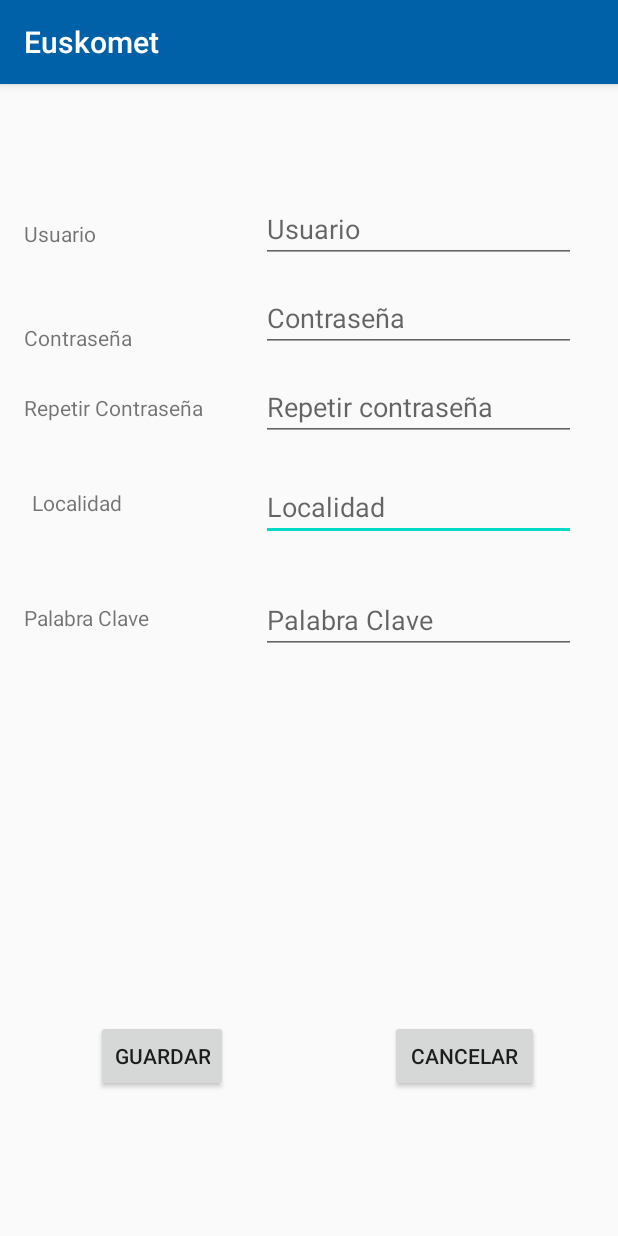
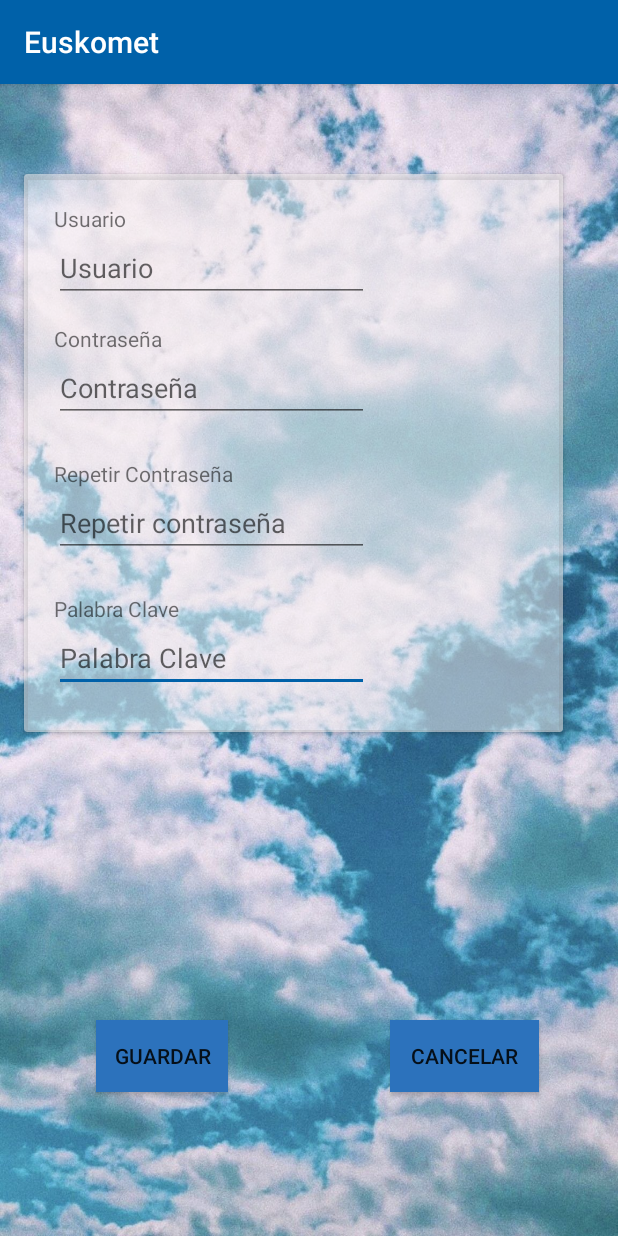
Before and after one commit to MichelleSiranaula/AndroidEthazi, an Android app: the screen it shows after launch (RegistrarUsuario), after a tap on "REGISTRAR", on a phone screen of 412 x 824 dp. Run offline under Robolectric (Android 15) with nearby library versions, the phone set to English and light mode, and no system bars.

Commit message:
Diseño terminado

```diff
--- a/Euskomet/app/src/main/java/com/elorrieta/euskomet/ListaAdapterEspacios.java
+++ b/Euskomet/app/src/main/java/com/elorrieta/euskomet/ListaAdapterEspacios.java
@@ -15,12 +15,10 @@ public class ListaAdapterEspacios extends RecyclerView.Adapter<ListaAdapterEspac
 
     public class MiViewHolder extends RecyclerView.ViewHolder {
         public TextView nombreEspacios;
-        public TextView descripcionEspacios;
 
         public MiViewHolder(View view) {
             super(view);
             nombreEspacios = (TextView) view.findViewById(R.id.tvNombre);
-            descripcionEspacios = (TextView) view.findViewById(R.id.tvDescripcion);
         }
     }
 
@@ -33,7 +31,6 @@ public class ListaAdapterEspacios extends RecyclerView.Adapter<ListaAdapterEspac
     public void onBindViewHolder(@NonNull ListaAdapterEspacios.MiViewHolder holder, int position) {
         EspaciosNaturales e = datosEspacios.get(position);
         holder.nombreEspacios.setText((CharSequence) datosEspacios.get(position).getNombre());
-        holder.descripcionEspacios.setText((CharSequence) datosEspacios.get(position).getDescripcion());
         holder.itemView.setOnClickListener(new View.OnClickListener() {
             @Override
             public void onClick(View v) {
--- a/Euskomet/app/src/main/java/com/elorrieta/euskomet/ListaEspacios.java
+++ b/Euskomet/app/src/main/java/com/elorrieta/euskomet/ListaEspacios.java
@@ -46,7 +46,7 @@ public class ListaEspacios extends AppCompatActivity implements AdapterView.OnIt
     @Override
     protected void onCreate(Bundle savedInstanceState) {
         super.onCreate(savedInstanceState);
-        setContentView(R.layout.activity_lista);
+        setContentView(R.layout.activity_lista_espacios);
 
         spinnerProv = findViewById(R.id.spinnerProv);
         spinnerProv.setOnItemSelectedListener(this);
--- a/Euskomet/app/src/main/java/com/elorrieta/euskomet/Usuarios.java
+++ b/Euskomet/app/src/main/java/com/elorrieta/euskomet/Usuarios.java
@@ -15,7 +15,6 @@ public class Usuarios implements Serializable {
         this.p_clave = p_clave;
         this.cod_usuario = cod_usuario;
     }
-
 
     public String getNombre() {
         return nombre;
--- a/Euskomet/app/src/main/res/layout/activity_info.xml
+++ b/Euskomet/app/src/main/res/layout/activity_info.xml
@@ -60,6 +60,7 @@
             android:layout_marginLeft="80dp"
             android:layout_marginTop="550dp"
             android:text="Historico del lugar"
+            android:background="#2c72bc"
             app:layout_constraintEnd_toEndOf="parent"
             app:layout_constraintTop_toBottomOf="@+id/txtInfoEspacio" />
 
--- a/Euskomet/app/src/main/res/layout/activity_info_espacios.xml
+++ b/Euskomet/app/src/main/res/layout/activity_info_espacios.xml
@@ -60,6 +60,7 @@
             android:layout_marginLeft="80dp"
             android:layout_marginTop="550dp"
             android:text="Historico del lugar"
+            android:background="#2c72bc"
             app:layout_constraintEnd_toEndOf="parent"
             app:layout_constraintTop_toBottomOf="@+id/txtInfoEspacio" />
 
--- a/Euskomet/app/src/main/res/layout/activity_menuprincipal.xml
+++ b/Euskomet/app/src/main/res/layout/activity_menuprincipal.xml
@@ -14,6 +14,7 @@
         android:layout_marginTop="244dp"
         android:onClick="siguienteMuni"
         android:text="Municipios"
+        android:background="#2c72bc"
         app:layout_constraintEnd_toEndOf="parent"
         app:layout_constraintHorizontal_bias="0.497"
         app:layout_constraintStart_toStartOf="parent"
@@ -25,6 +26,7 @@
         android:layout_height="54dp"
         android:layout_marginTop="52dp"
         android:text="Ranking Municipios"
+        android:background="#2c72bc"
         app:layout_constraintEnd_toEndOf="parent"
         app:layout_constraintHorizontal_bias="0.502"
         app:layout_constraintStart_toStartOf="parent"
@@ -35,6 +37,7 @@
         android:layout_width="244dp"
         android:layout_height="54dp"
         android:layout_marginTop="52dp"
+        android:background="#2c72bc"
         android:text="Ranking Espacios Naturales"
         app:layout_constraintEnd_toEndOf="parent"
         app:layout_constraintHorizontal_bias="0.502"
@@ -48,6 +51,7 @@
         android:layout_marginTop="52dp"
         android:onClick="siguienteEspacios"
         android:text="Espacios Naturales"
+        android:background="#2c72bc"
         app:layout_constraintEnd_toEndOf="parent"
         app:layout_constraintHorizontal_bias="0.497"
         app:layout_constraintStart_toStartOf="parent"
--- a/Euskomet/app/src/main/res/layout/activity_registrar_usuario.xml
+++ b/Euskomet/app/src/main/res/layout/activity_registrar_usuario.xml
@@ -4,7 +4,112 @@
     xmlns:tools="http://schemas.android.com/tools"
     android:layout_width="match_parent"
     android:layout_height="match_parent"
+    android:background="@mipmap/nubefondo"
     tools:context=".RegistrarUsuario">
+
+    <androidx.cardview.widget.CardView
+        android:layout_width="359dp"
+        android:layout_height="372dp"
+        android:layout_marginStart="16dp"
+        android:layout_marginTop="60dp"
+        app:cardBackgroundColor="#83F8F3F3"
+        app:layout_constraintStart_toStartOf="parent"
+        app:layout_constraintTop_toTopOf="parent"
+        tools:ignore="MissingConstraints">
+
+        <EditText
+            android:id="@+id/idPClaveTxt"
+            android:layout_width="210dp"
+            android:layout_height="45dp"
+            android:layout_marginStart="20dp"
+            android:layout_marginTop="300dp"
+            android:layout_marginEnd="28dp"
+            android:ems="10"
+            android:hint="Palabra Clave"
+            android:inputType="textPersonName"
+            app:layout_constraintEnd_toEndOf="parent"
+            app:layout_constraintTop_toBottomOf="@+id/idLocalidadText" />
+
+        <TextView
+            android:id="@+id/tvUsuario"
+            android:layout_width="48dp"
+            android:layout_height="19dp"
+            android:layout_marginStart="20dp"
+            android:layout_marginTop="20dp"
+            android:text="Usuario"
+            app:layout_constraintStart_toStartOf="parent"
+            app:layout_constraintTop_toTopOf="parent" />
+
+        <EditText
+            android:id="@+id/idUsuarioTxt"
+            android:layout_width="210dp"
+            android:layout_height="45dp"
+            android:layout_marginStart="20dp"
+            android:layout_marginTop="40dp"
+            android:layout_marginEnd="28dp"
+            android:ems="10"
+            android:hint="Usuario"
+            android:inputType="textPersonName"
+            app:layout_constraintEnd_toEndOf="parent"
+            app:layout_constraintTop_toTopOf="parent" />
+
+        <TextView
+            android:id="@+id/tvContraseña"
+            android:layout_width="105dp"
+            android:layout_height="19dp"
+            android:layout_marginStart="20dp"
+            android:layout_marginTop="100dp"
+            android:text="Contraseña"
+            app:layout_constraintStart_toStartOf="parent"
+            app:layout_constraintTop_toBottomOf="@+id/tvUsuario" />
+
+        <EditText
+            android:id="@+id/idContratxt"
+            android:layout_width="210dp"
+            android:layout_height="45dp"
+            android:layout_marginStart="20dp"
+            android:layout_marginTop="120dp"
+            android:layout_marginEnd="28dp"
+            android:ems="10"
+            android:hint="Contraseña"
+            android:inputType="textPassword"
+            app:layout_constraintEnd_toEndOf="parent"
+            app:layout_constraintTop_toBottomOf="@+id/idUsuarioTxt" />
+
+        <TextView
+            android:id="@+id/tvContraseña2"
+            android:layout_width="198dp"
+            android:layout_height="19dp"
+            android:layout_marginStart="20dp"
+            android:layout_marginTop="190dp"
+            android:text="Repetir Contraseña"
+            app:layout_constraintStart_toStartOf="parent"
+            app:layout_constraintTop_toBottomOf="@+id/tvContraseña" />
+
+        <EditText
+            android:id="@+id/idRepetirContraText"
+            android:layout_width="210dp"
+            android:layout_height="45dp"
+            android:layout_marginStart="20dp"
+            android:layout_marginTop="210dp"
+            android:layout_marginEnd="28dp"
+            android:ems="10"
+            android:hint="Repetir contraseña"
+            android:inputType="textPassword"
+            app:layout_constraintEnd_toEndOf="parent"
+            app:layout_constraintTop_toBottomOf="@+id/idContratxt" />
+
+        <TextView
+            android:id="@+id/idPClave"
+            android:layout_width="138dp"
+            android:layout_height="19dp"
+            android:layout_marginStart="20dp"
+            android:layout_marginTop="280dp"
+            android:text="Palabra Clave"
+            app:layout_constraintStart_toStartOf="parent"
+            app:layout_constraintTop_toBottomOf="@+id/textView" />
+
+    </androidx.cardview.widget.CardView>
 
     <Button
         android:id="@+id/button5"
@@ -14,6 +119,7 @@
         android:layout_marginBottom="96dp"
         android:onClick="volver"
         android:text="Cancelar"
+        android:background="#2c72bc"
         app:layout_constraintBottom_toBottomOf="parent"
         app:layout_constraintStart_toStartOf="parent" />
 
@@ -25,117 +131,10 @@
         android:layout_marginBottom="96dp"
         android:onClick="crear"
         android:text="Guardar"
+        android:background="#2c72bc"
         app:layout_constraintBottom_toBottomOf="parent"
         app:layout_constraintEnd_toEndOf="parent" />
 
-    <EditText
-        android:id="@+id/idLocalidadText"
-        android:layout_width="210dp"
-        android:layout_height="45dp"
-        android:layout_marginTop="21dp"
-        android:layout_marginEnd="28dp"
-        android:ems="10"
-        android:hint="Localidad"
-        android:inputType="textPersonName"
-        app:layout_constraintEnd_toEndOf="parent"
-        app:layout_constraintTop_toBottomOf="@+id/idRepetirContraText" />
 
-    <EditText
-        android:id="@+id/idPClaveTxt"
-        android:layout_width="210dp"
-        android:layout_height="45dp"
-        android:layout_marginTop="30dp"
-        android:layout_marginEnd="28dp"
-        android:ems="10"
-        android:hint="Palabra Clave"
-        android:inputType="textPersonName"
-        app:layout_constraintEnd_toEndOf="parent"
-        app:layout_constraintTop_toBottomOf="@+id/idLocalidadText" />
-
-    <TextView
-        android:id="@+id/tvUsuario"
-        android:layout_width="48dp"
-        android:layout_height="19dp"
-        android:layout_marginStart="16dp"
-        android:layout_marginTop="90dp"
-        android:text="Usuario"
-        app:layout_constraintStart_toStartOf="parent"
-        app:layout_constraintTop_toTopOf="parent" />
-
-    <EditText
-        android:id="@+id/idUsuarioTxt"
-        android:layout_width="210dp"
-        android:layout_height="45dp"
-        android:layout_marginTop="74dp"
-        android:layout_marginEnd="28dp"
-        android:ems="10"
-        android:hint="Usuario"
-        android:inputType="textPersonName"
-        app:layout_constraintEnd_toEndOf="parent"
-        app:layout_constraintTop_toTopOf="parent" />
-
-    <TextView
-        android:id="@+id/tvContraseña"
-        android:layout_width="72dp"
-        android:layout_height="19dp"
-        android:layout_marginStart="16dp"
-        android:layout_marginTop="50dp"
-        android:text="Contraseña"
-        app:layout_constraintStart_toStartOf="parent"
-        app:layout_constraintTop_toBottomOf="@+id/tvUsuario" />
-
-    <EditText
-        android:id="@+id/idContratxt"
-        android:layout_width="210dp"
-        android:layout_height="45dp"
-        android:layout_marginTop="14dp"
-        android:layout_marginEnd="28dp"
-        android:ems="10"
-        android:hint="Contraseña"
-        android:inputType="textPassword"
-        app:layout_constraintEnd_toEndOf="parent"
-        app:layout_constraintTop_toBottomOf="@+id/idUsuarioTxt" />
-
-    <TextView
-        android:id="@+id/tvContraseña2"
-        android:layout_width="120dp"
-        android:layout_height="19dp"
-        android:layout_marginStart="16dp"
-        android:layout_marginTop="27dp"
-        android:text="Repetir Contraseña"
-        app:layout_constraintStart_toStartOf="parent"
-        app:layout_constraintTop_toBottomOf="@+id/tvContraseña" />
-
-    <EditText
-        android:id="@+id/idRepetirContraText"
-        android:layout_width="210dp"
-        android:layout_height="45dp"
-        android:layout_marginTop="14dp"
-        android:layout_marginEnd="28dp"
-        android:ems="10"
-        android:hint="Repetir contraseña"
-        android:inputType="textPassword"
-        app:layout_constraintEnd_toEndOf="parent"
-        app:layout_constraintTop_toBottomOf="@+id/idContratxt" />
-
-    <TextView
-        android:id="@+id/textView"
-        android:layout_width="61dp"
-        android:layout_height="19dp"
-        android:layout_marginStart="21dp"
-        android:layout_marginTop="44dp"
-        android:text="Localidad"
-        app:layout_constraintStart_toStartOf="parent"
-        app:layout_constraintTop_toBottomOf="@+id/tvContraseña2" />
-
-    <TextView
-        android:id="@+id/idPClave"
-        android:layout_width="86dp"
-        android:layout_height="19dp"
-        android:layout_marginStart="16dp"
-        android:layout_marginTop="57dp"
-        android:text="Palabra Clave"
-        app:layout_constraintStart_toStartOf="parent"
-        app:layout_constraintTop_toBottomOf="@+id/textView" />
 
 </androidx.constraintlayout.widget.ConstraintLayout>
--- a/Euskomet/app/src/main/res/values/styles.xml
+++ b/Euskomet/app/src/main/res/values/styles.xml
@@ -4,7 +4,7 @@
         <!-- Customize your theme here. -->
         <item name="colorPrimary">#0061a9</item>
         <item name="colorPrimaryDark">#dde3f1</item>
-        <item name="colorAccent">@color/colorAccent</item>
+        <item name="colorAccent">#0061a9</item>
     </style>
 
 </resources>
```
Also changed, not shown: Euskomet/app/src/main/java/com/elorrieta/euskomet/ListaAdapter.java (+0 -7 lines), Euskomet/app/src/main/res/layout/activity_lista.xml (+6 -4 lines), Euskomet/app/src/main/res/layout/activity_lista_espacios.xml (+12 -8 lines), Euskomet/app/src/main/res/layout/activity_main.xml (+41 -19 lines), Euskomet/app/src/main/res/layout/activity_recuperar_contra.xml (+63 -41 lines), Euskomet/app/src/main/res/layout/linea.xml (+11 -8 lines), Euskomet/app/src/main/java/com/elorrieta/euskomet/menuprincipal.java (line endings or trailing spaces), Euskomet/app/src/main/res/mipmap-anydpi-v26/nubefondogris.jpg (added).
